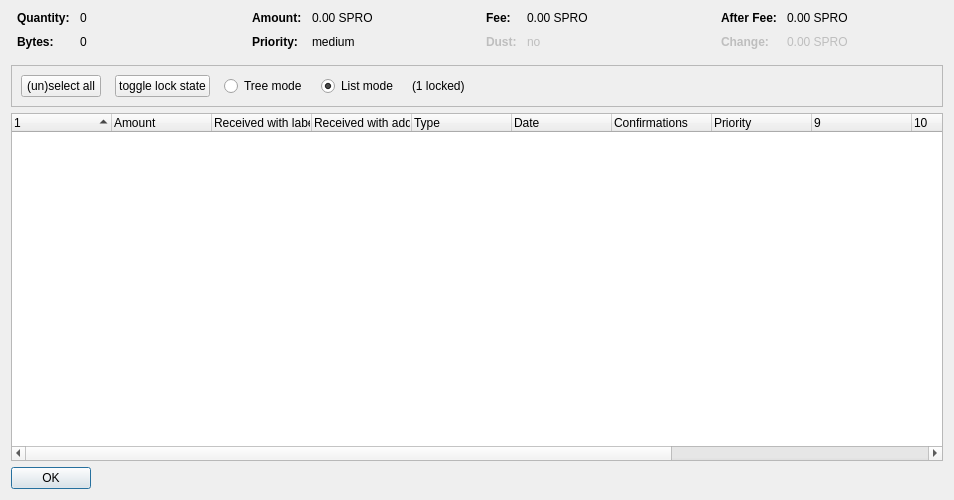
Above: src/qt/forms/coincontroldialog.ui from SproutsOrigins/Sprouts-Origins before the change. Below: the same form after it.
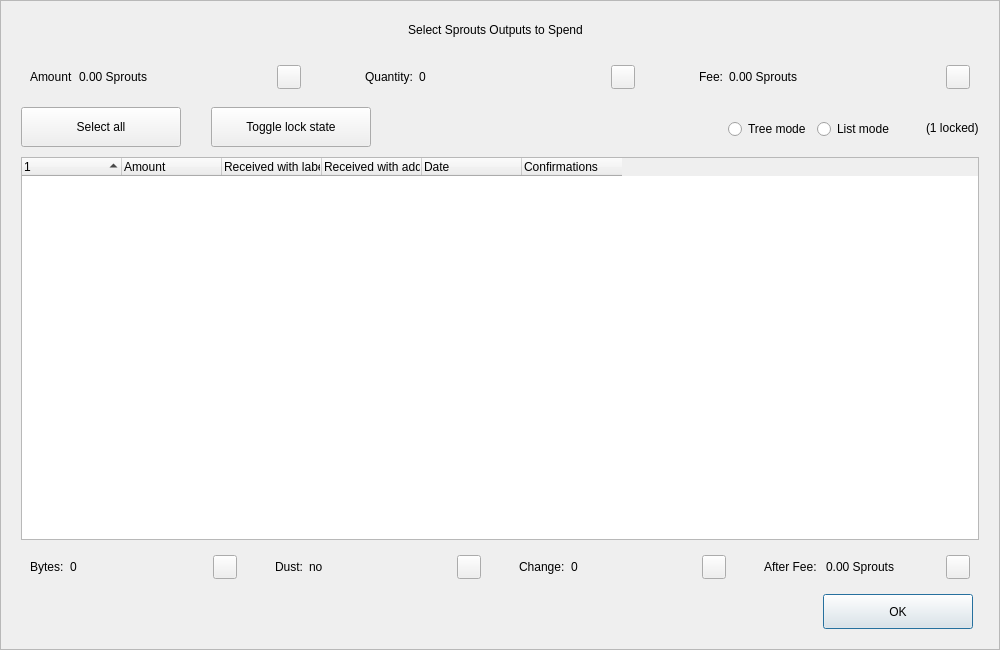
That is the form after the change. Custom widgets are drawn as their Qt base class.

What changed in the file:
```diff
--- a/src/qt/forms/coincontroldialog.ui
+++ b/src/qt/forms/coincontroldialog.ui
@@ -6,50 +6,204 @@
    <rect>
     <x>0</x>
     <y>0</y>
-    <width>954</width>
-    <height>500</height>
+    <width>1000</width>
+    <height>650</height>
    </rect>
   </property>
+  <property name="minimumSize">
+   <size>
+    <width>950</width>
+    <height>650</height>
+   </size>
+  </property>
   <property name="windowTitle">
    <string>Coin Selection</string>
   </property>
+  <property name="styleSheet">
+   <string notr="true"/>
+  </property>
   <layout class="QVBoxLayout" name="verticalLayout">
-   <item>
-    <layout class="QHBoxLayout" name="horizontalLayoutTop" stretch="0,0,0,0">
+   <property name="spacing">
+    <number>0</number>
+   </property>
+   <property name="leftMargin">
+    <number>0</number>
+   </property>
      <property name="topMargin">
       <number>0</number>
      </property>
+   <property name="rightMargin">
+    <number>0</number>
+   </property>
      <property name="bottomMargin">
-      <number>10</number>
+    <number>0</number>
      </property>
      <item>
-      <layout class="QFormLayout" name="formLayoutCoinControl1">
-       <property name="horizontalSpacing">
-        <number>10</number>
-       </property>
-       <property name="verticalSpacing">
-        <number>10</number>
-       </property>
+    <widget class="QFrame" name="frameContainer">
+     <property name="toolTipDuration">
+      <number>0</number>
+     </property>
+     <property name="frameShape">
+      <enum>QFrame::StyledPanel</enum>
+     </property>
+     <property name="frameShadow">
+      <enum>QFrame::Raised</enum>
+     </property>
+     <layout class="QVBoxLayout" name="verticalLayout_2">
        <property name="leftMargin">
-        <number>6</number>
+       <number>0</number>
        </property>
        <property name="rightMargin">
-        <number>6</number>
-       </property>
-       <item row="0" column="0">
+       <number>0</number>
+      </property>
+      <property name="bottomMargin">
+       <number>20</number>
+      </property>
+      <item>
+       <layout class="QHBoxLayout" name="horizontalLayout_12">
+        <property name="spacing">
+         <number>0</number>
+        </property>
+        <property name="leftMargin">
+         <number>20</number>
+        </property>
+        <property name="rightMargin">
+         <number>30</number>
+        </property>
+        <item>
+         <spacer name="horizontalSpacer_4">
+          <property name="orientation">
+           <enum>Qt::Horizontal</enum>
+          </property>
+          <property name="sizeHint" stdset="0">
+           <size>
+            <width>40</width>
+            <height>20</height>
+           </size>
+          </property>
+         </spacer>
+        </item>
+        <item>
+         <widget class="QLabel" name="labelTitle">
+          <property name="minimumSize">
+           <size>
+            <width>0</width>
+            <height>40</height>
+           </size>
+          </property>
+          <property name="maximumSize">
+           <size>
+            <width>16777215</width>
+            <height>40</height>
+           </size>
+          </property>
+          <property name="text">
+           <string>Select Sprouts Outputs to Spend</string>
+          </property>
+          <property name="alignment">
+           <set>Qt::AlignCenter</set>
+          </property>
+          <property name="margin">
+           <number>7</number>
+          </property>
+         </widget>
+        </item>
+        <item>
+         <spacer name="horizontalSpacer_5">
+          <property name="orientation">
+           <enum>Qt::Horizontal</enum>
+          </property>
+          <property name="sizeHint" stdset="0">
+           <size>
+            <width>40</width>
+            <height>20</height>
+           </size>
+          </property>
+         </spacer>
+        </item>
+       </layout>
+      </item>
+      <item>
+       <layout class="QHBoxLayout" name="horizontalLayout_8">
+        <property name="leftMargin">
+         <number>20</number>
+        </property>
+        <property name="rightMargin">
+         <number>20</number>
+        </property>
+        <item>
+         <widget class="QWidget" name="layoutAmount" native="true">
+          <layout class="QHBoxLayout" name="horizontalLayout_9" stretch="0,1,0">
+           <item>
+            <widget class="QLabel" name="labelCoinControlAmountText">
+             <property name="text">
+              <string>Amount</string>
+             </property>
+            </widget>
+           </item>
+           <item>
+            <widget class="QLabel" name="labelCoinControlAmount">
+             <property name="text">
+              <string>0.00 Sprouts</string>
+             </property>
+            </widget>
+           </item>
+           <item alignment="Qt::AlignHCenter|Qt::AlignVCenter">
+            <widget class="QPushButton" name="pushButtonAmount">
+             <property name="minimumSize">
+              <size>
+               <width>0</width>
+               <height>24</height>
+              </size>
+             </property>
+             <property name="maximumSize">
+              <size>
+               <width>24</width>
+               <height>26</height>
+              </size>
+             </property>
+             <property name="focusPolicy">
+              <enum>Qt::NoFocus</enum>
+             </property>
+             <property name="styleSheet">
+              <string notr="true">padding-bottom:2px;
+padding-right:4px;</string>
+             </property>
+             <property name="text">
+              <string/>
+             </property>
+            </widget>
+           </item>
+          </layout>
+         </widget>
+        </item>
+        <item>
+         <spacer name="horizontalSpacer_2">
+          <property name="orientation">
+           <enum>Qt::Horizontal</enum>
+          </property>
+          <property name="sizeType">
+           <enum>QSizePolicy::Fixed</enum>
+          </property>
+          <property name="sizeHint" stdset="0">
+           <size>
+            <width>40</width>
+            <height>20</height>
+           </size>
+          </property>
+         </spacer>
+        </item>
+        <item>
+         <widget class="QWidget" name="layoutQuantity" native="true">
+          <layout class="QHBoxLayout" name="horizontalLayout_10" stretch="0,1,0">
+           <item>
         <widget class="QLabel" name="labelCoinControlQuantityText">
-         <property name="font">
-          <font>
-           <weight>75</weight>
-           <bold>true</bold>
-          </font>
-         </property>
          <property name="text">
           <string>Quantity:</string>
          </property>
         </widget>
        </item>
-       <item row="0" column="1">
+           <item>
         <widget class="QLabel" name="labelCoinControlQuantity">
          <property name="cursor">
           <cursorShape>IBeamCursor</cursorShape>
@@ -58,146 +212,66 @@
           <enum>Qt::ActionsContextMenu</enum>
          </property>
          <property name="text">
-          <string notr="true">0</string>
-         </property>
-         <property name="textInteractionFlags">
-          <set>Qt::LinksAccessibleByMouse|Qt::TextSelectableByKeyboard|Qt::TextSelectableByMouse</set>
-         </property>
-        </widget>
-       </item>
-       <item row="1" column="0">
-        <widget class="QLabel" name="labelCoinControlBytesText">
-         <property name="font">
-          <font>
-           <weight>75</weight>
-           <bold>true</bold>
-          </font>
-         </property>
-         <property name="text">
-          <string>Bytes:</string>
-         </property>
-        </widget>
-       </item>
-       <item row="1" column="1">
-        <widget class="QLabel" name="labelCoinControlBytes">
-         <property name="cursor">
-          <cursorShape>IBeamCursor</cursorShape>
-         </property>
-         <property name="contextMenuPolicy">
-          <enum>Qt::ActionsContextMenu</enum>
+              <string>0</string>
+             </property>
+            </widget>
+           </item>
+           <item alignment="Qt::AlignHCenter|Qt::AlignVCenter">
+            <widget class="QPushButton" name="pushButtonQuantity">
+             <property name="minimumSize">
+              <size>
+               <width>0</width>
+               <height>24</height>
+              </size>
+             </property>
+             <property name="maximumSize">
+              <size>
+               <width>24</width>
+               <height>26</height>
+              </size>
+             </property>
+             <property name="focusPolicy">
+              <enum>Qt::NoFocus</enum>
+             </property>
+             <property name="styleSheet">
+              <string notr="true">padding-bottom:2px;
+               padding-right:4px;</string>
          </property>
          <property name="text">
-          <string notr="true">0</string>
-         </property>
-         <property name="textInteractionFlags">
-          <set>Qt::LinksAccessibleByMouse|Qt::TextSelectableByKeyboard|Qt::TextSelectableByMouse</set>
-         </property>
+              <string/>
+             </property>
         </widget>
        </item>
       </layout>
+         </widget>
      </item>
      <item>
-      <layout class="QFormLayout" name="formLayoutCoinControl2">
-       <property name="horizontalSpacing">
-        <number>10</number>
-       </property>
-       <property name="verticalSpacing">
-        <number>10</number>
-       </property>
-       <property name="leftMargin">
-        <number>6</number>
-       </property>
-       <property name="rightMargin">
-        <number>6</number>
-       </property>
-       <item row="0" column="0">
-        <widget class="QLabel" name="labelCoinControlAmountText">
-         <property name="font">
-          <font>
-           <weight>75</weight>
-           <bold>true</bold>
-          </font>
-         </property>
-         <property name="text">
-          <string>Amount:</string>
-         </property>
-        </widget>
-       </item>
-       <item row="0" column="1">
-        <widget class="QLabel" name="labelCoinControlAmount">
-         <property name="cursor">
-          <cursorShape>IBeamCursor</cursorShape>
-         </property>
-         <property name="contextMenuPolicy">
-          <enum>Qt::ActionsContextMenu</enum>
-         </property>
-         <property name="text">
-          <string notr="true">0.00 SPRO</string>
-         </property>
-         <property name="textInteractionFlags">
-          <set>Qt::LinksAccessibleByMouse|Qt::TextSelectableByKeyboard|Qt::TextSelectableByMouse</set>
-         </property>
-        </widget>
-       </item>
-       <item row="1" column="0">
-        <widget class="QLabel" name="labelCoinControlPriorityText">
-         <property name="font">
-          <font>
-           <weight>75</weight>
-           <bold>true</bold>
-          </font>
-         </property>
-         <property name="text">
-          <string>Priority:</string>
-         </property>
-        </widget>
-       </item>
-       <item row="1" column="1">
-        <widget class="QLabel" name="labelCoinControlPriority">
-         <property name="cursor">
-          <cursorShape>IBeamCursor</cursorShape>
-         </property>
-         <property name="contextMenuPolicy">
-          <enum>Qt::ActionsContextMenu</enum>
-         </property>
-         <property name="text">
-          <string>medium</string>
-         </property>
-         <property name="textInteractionFlags">
-          <set>Qt::LinksAccessibleByMouse|Qt::TextSelectableByKeyboard|Qt::TextSelectableByMouse</set>
-         </property>
-        </widget>
-       </item>
-      </layout>
-     </item>
+         <spacer name="horizontalSpacer_22">
+          <property name="orientation">
+           <enum>Qt::Horizontal</enum>
+          </property>
+          <property name="sizeType">
+           <enum>QSizePolicy::Fixed</enum>
+          </property>
+          <property name="sizeHint" stdset="0">
+           <size>
+            <width>40</width>
+            <height>20</height>
+           </size>
+          </property>
+         </spacer>
+        </item>
      <item>
-      <layout class="QFormLayout" name="formLayoutCoinControl3">
-       <property name="horizontalSpacing">
-        <number>10</number>
-       </property>
-       <property name="verticalSpacing">
-        <number>10</number>
-       </property>
-       <property name="leftMargin">
-        <number>6</number>
-       </property>
-       <property name="rightMargin">
-        <number>6</number>
-       </property>
-       <item row="0" column="0">
+         <widget class="QWidget" name="layoutFee" native="true">
+          <layout class="QHBoxLayout" name="horizontalLayout_11" stretch="0,1,0">
+           <item>
         <widget class="QLabel" name="labelCoinControlFeeText">
-         <property name="font">
-          <font>
-           <weight>75</weight>
-           <bold>true</bold>
-          </font>
-         </property>
          <property name="text">
           <string>Fee:</string>
          </property>
         </widget>
        </item>
-       <item row="0" column="1">
+           <item>
         <widget class="QLabel" name="labelCoinControlFee">
          <property name="cursor">
           <cursorShape>IBeamCursor</cursorShape>
@@ -206,129 +280,38 @@
           <enum>Qt::ActionsContextMenu</enum>
          </property>
          <property name="text">
-          <string notr="true">0.00 SPRO</string>
-         </property>
-         <property name="textInteractionFlags">
-          <set>Qt::LinksAccessibleByMouse|Qt::TextSelectableByKeyboard|Qt::TextSelectableByMouse</set>
-         </property>
-        </widget>
-       </item>
-       <item row="1" column="0">
-        <widget class="QLabel" name="labelCoinControlLowOutputText">
-         <property name="enabled">
-          <bool>false</bool>
-         </property>
-         <property name="font">
-          <font>
-           <weight>75</weight>
-           <bold>true</bold>
-          </font>
-         </property>
-         <property name="text">
-          <string>Dust:</string>
-         </property>
-        </widget>
-       </item>
-       <item row="1" column="1">
-        <widget class="QLabel" name="labelCoinControlLowOutput">
-         <property name="enabled">
-          <bool>false</bool>
-         </property>
-         <property name="cursor">
-          <cursorShape>IBeamCursor</cursorShape>
-         </property>
-         <property name="contextMenuPolicy">
-          <enum>Qt::ActionsContextMenu</enum>
-         </property>
+              <string>0.00 Sprouts</string>
+             </property>
+            </widget>
+           </item>
+           <item alignment="Qt::AlignHCenter|Qt::AlignVCenter">
+            <widget class="QPushButton" name="pushButtonFee">
+             <property name="minimumSize">
+              <size>
+               <width>0</width>
+               <height>24</height>
+              </size>
+             </property>
+             <property name="maximumSize">
+              <size>
+               <width>24</width>
+               <height>26</height>
+              </size>
+             </property>
+             <property name="focusPolicy">
+              <enum>Qt::NoFocus</enum>
+             </property>
+             <property name="styleSheet">
+              <string notr="true">padding-bottom:2px;
+               padding-right:4px;</string>
+             </property>
          <property name="text">
-          <string>no</string>
-         </property>
-         <property name="textInteractionFlags">
-          <set>Qt::LinksAccessibleByMouse|Qt::TextSelectableByKeyboard|Qt::TextSelectableByMouse</set>
-         </property>
+              <string/>
+             </property>
         </widget>
        </item>
       </layout>
-     </item>
-     <item>
-      <layout class="QFormLayout" name="formLayoutCoinControl4">
-       <property name="horizontalSpacing">
-        <number>10</number>
-       </property>
-       <property name="verticalSpacing">
-        <number>10</number>
-       </property>
-       <property name="leftMargin">
-        <number>6</number>
-       </property>
-       <property name="rightMargin">
-        <number>6</number>
-       </property>
-       <item row="0" column="0">
-        <widget class="QLabel" name="labelCoinControlAfterFeeText">
-         <property name="font">
-          <font>
-           <weight>75</weight>
-           <bold>true</bold>
-          </font>
-         </property>
-         <property name="text">
-          <string>After Fee:</string>
-         </property>
-        </widget>
-       </item>
-       <item row="0" column="1">
-        <widget class="QLabel" name="labelCoinControlAfterFee">
-         <property name="cursor">
-          <cursorShape>IBeamCursor</cursorShape>
-         </property>
-         <property name="contextMenuPolicy">
-          <enum>Qt::ActionsContextMenu</enum>
-         </property>
-         <property name="text">
-          <string notr="true">0.00 SPRO</string>
-         </property>
-         <property name="textInteractionFlags">
-          <set>Qt::LinksAccessibleByMouse|Qt::TextSelectableByKeyboard|Qt::TextSelectableByMouse</set>
-         </property>
-        </widget>
-       </item>
-       <item row="1" column="0">
-        <widget class="QLabel" name="labelCoinControlChangeText">
-         <property name="enabled">
-          <bool>false</bool>
-         </property>
-         <property name="font">
-          <font>
-           <weight>75</weight>
-           <bold>true</bold>
-          </font>
-         </property>
-         <property name="text">
-          <string>Change:</string>
-         </property>
-        </widget>
-       </item>
-       <item row="1" column="1">
-        <widget class="QLabel" name="labelCoinControlChange">
-         <property name="enabled">
-          <bool>false</bool>
-         </property>
-         <property name="cursor">
-          <cursorShape>IBeamCursor</cursorShape>
-         </property>
-         <property name="contextMenuPolicy">
-          <enum>Qt::ActionsContextMenu</enum>
-         </property>
-         <property name="text">
-          <string notr="true">0.00 SPRO</string>
-         </property>
-         <property name="textInteractionFlags">
-          <set>Qt::LinksAccessibleByMouse|Qt::TextSelectableByKeyboard|Qt::TextSelectableByMouse</set>
-         </property>
-        </widget>
-       </item>
-      </layout>
+         </widget>
      </item>
     </layout>
    </item>
@@ -340,6 +323,11 @@
        <height>40</height>
       </size>
      </property>
+        <property name="styleSheet">
+         <string notr="true">#frame {
+	border:0;
+}</string>
+        </property>
      <property name="frameShape">
       <enum>QFrame::StyledPanel</enum>
      </property>
@@ -347,10 +335,25 @@
       <enum>QFrame::Sunken</enum>
      </property>
      <layout class="QHBoxLayout" name="horizontalLayout">
+         <property name="spacing">
+          <number>0</number>
+         </property>
+         <property name="leftMargin">
+          <number>20</number>
+         </property>
+         <property name="topMargin">
+          <number>0</number>
+         </property>
+         <property name="rightMargin">
+          <number>20</number>
+         </property>
+         <property name="bottomMargin">
+          <number>0</number>
+         </property>
       <item>
        <layout class="QHBoxLayout" name="horizontalLayoutPanel" stretch="0,0,0,0,0,0">
         <property name="spacing">
-         <number>14</number>
+            <number>20</number>
         </property>
         <item>
          <widget class="QPushButton" name="pushButtonSelectAll">
@@ -360,14 +363,51 @@
             <verstretch>0</verstretch>
            </sizepolicy>
           </property>
+             <property name="minimumSize">
+              <size>
+               <width>160</width>
+               <height>40</height>
+              </size>
+             </property>
+             <property name="maximumSize">
+              <size>
+               <width>16777215</width>
+               <height>40</height>
+              </size>
+             </property>
           <property name="text">
-           <string>(un)select all</string>
+              <string>Select all</string>
+             </property>
+             <property name="checkable">
+              <bool>true</bool>
+             </property>
+             <property name="checked">
+              <bool>false</bool>
+             </property>
+             <property name="autoExclusive">
+              <bool>false</bool>
           </property>
           <property name="autoDefault">
            <bool>false</bool>
           </property>
          </widget>
         </item>
+           <item>
+            <spacer name="horizontalSpacer_6">
+             <property name="orientation">
+              <enum>Qt::Horizontal</enum>
+             </property>
+             <property name="sizeType">
+              <enum>QSizePolicy::Fixed</enum>
+             </property>
+             <property name="sizeHint" stdset="0">
+              <size>
+               <width>10</width>
+               <height>20</height>
+              </size>
+             </property>
+            </spacer>
+           </item>
         <item>
          <widget class="QPushButton" name="pushButtonToggleLock">
           <property name="sizePolicy">
@@ -376,14 +416,60 @@
             <verstretch>0</verstretch>
            </sizepolicy>
           </property>
+             <property name="minimumSize">
+              <size>
+               <width>160</width>
+               <height>40</height>
+              </size>
+             </property>
+             <property name="maximumSize">
+              <size>
+               <width>16777215</width>
+               <height>40</height>
+              </size>
+             </property>
           <property name="text">
-           <string>toggle lock state</string>
+              <string>Toggle lock state</string>
+             </property>
+             <property name="checkable">
+              <bool>true</bool>
+             </property>
+             <property name="autoExclusive">
+              <bool>false</bool>
           </property>
           <property name="autoDefault">
            <bool>false</bool>
           </property>
          </widget>
         </item>
+           <item>
+            <spacer name="horizontalSpacer_7">
+             <property name="orientation">
+              <enum>Qt::Horizontal</enum>
+             </property>
+             <property name="sizeType">
+              <enum>QSizePolicy::Expanding</enum>
+             </property>
+             <property name="sizeHint" stdset="0">
+              <size>
+               <width>30</width>
+               <height>20</height>
+              </size>
+             </property>
+            </spacer>
+           </item>
+           <item alignment="Qt::AlignRight">
+            <widget class="QGroupBox" name="groupBox_2">
+             <property name="styleSheet">
+              <string notr="true">#groupBox_2 {
+    background-color:transparent;
+    border-radius:0;
+}</string>
+             </property>
+             <property name="title">
+              <string/>
+             </property>
+             <layout class="QHBoxLayout" name="horizontalLayout_14">
         <item>
          <widget class="QRadioButton" name="radioTreeMode">
           <property name="sizePolicy">
@@ -409,8 +495,11 @@
            <string>List mode</string>
           </property>
           <property name="checked">
-           <bool>true</bool>
-          </property>
+                 <bool>false</bool>
+                </property>
+               </widget>
+              </item>
+             </layout>
          </widget>
         </item>
         <item>
@@ -420,34 +509,32 @@
           </property>
          </widget>
         </item>
-        <item>
-         <spacer name="horizontalSpacer">
-          <property name="orientation">
-           <enum>Qt::Horizontal</enum>
-          </property>
-          <property name="sizeHint" stdset="0">
-           <size>
-            <width>40</width>
-            <height>20</height>
-           </size>
-          </property>
-         </spacer>
-        </item>
        </layout>
       </item>
      </layout>
     </widget>
    </item>
+      <item>
+       <layout class="QHBoxLayout" name="horizontalLayout_13">
+        <property name="leftMargin">
+         <number>20</number>
+        </property>
+        <property name="rightMargin">
+         <number>20</number>
+        </property>
    <item>
     <widget class="CoinControlTreeWidget" name="treeWidget">
      <property name="contextMenuPolicy">
       <enum>Qt::CustomContextMenu</enum>
      </property>
+          <property name="styleSheet">
+           <string notr="true"/>
+          </property>
      <property name="sortingEnabled">
       <bool>false</bool>
      </property>
      <property name="columnCount">
-      <number>13</number>
+           <number>6</number>
      </property>
      <attribute name="headerShowSortIndicator" stdset="0">
       <bool>true</bool>
@@ -477,11 +564,6 @@
      </column>
      <column>
       <property name="text">
-	<string>Type</string>
-      </property>
-     </column>
-     <column>
-      <property name="text">	 
        <string>Date</string>
       </property>
      </column>
@@ -493,52 +575,247 @@
        <string>Confirmed</string>
       </property>
      </column>
-     <column>
+         </widget>
+        </item>
+       </layout>
+      </item>
+      <item>
+       <layout class="QHBoxLayout" name="horizontalLayout_3">
+        <property name="spacing">
+         <number>20</number>
+        </property>
+        <property name="leftMargin">
+         <number>20</number>
+        </property>
+        <property name="rightMargin">
+         <number>20</number>
+        </property>
+        <item>
+         <widget class="QWidget" name="layoutBytes" native="true">
+          <layout class="QHBoxLayout" name="horizontalLayout_4" stretch="0,1,0">
+           <item>
+            <widget class="QLabel" name="labelCoinControlBytesText">
       <property name="text">
-       <string>Priority</string>
-      </property>
-     </column>
-     <column>
+              <string>Bytes:</string>
+             </property>
+            </widget>
+           </item>
+           <item>
+            <widget class="QLabel" name="labelCoinControlBytes">
       <property name="text">
-       <string/>
-      </property>
-     </column>
-     <column>
+              <string>0</string>
+             </property>
+            </widget>
+           </item>
+           <item alignment="Qt::AlignHCenter|Qt::AlignVCenter">
+            <widget class="QPushButton" name="pushButtonBytes">
+             <property name="minimumSize">
+              <size>
+               <width>0</width>
+               <height>24</height>
+              </size>
+             </property>
+             <property name="maximumSize">
+              <size>
+               <width>24</width>
+               <height>26</height>
+              </size>
+             </property>
+             <property name="focusPolicy">
+              <enum>Qt::NoFocus</enum>
+             </property>
+             <property name="styleSheet">
+              <string notr="true">padding-bottom:2px;
+               padding-right:4px;</string>
+             </property>
       <property name="text">
        <string/>
       </property>
-     </column>
-     <column>
+            </widget>
+           </item>
+          </layout>
+         </widget>
+        </item>
+        <item>
+         <widget class="QWidget" name="layoutDust" native="true">
+          <layout class="QHBoxLayout" name="horizontalLayout_5" stretch="0,1,0">
+           <item>
+            <widget class="QLabel" name="labelCoinControlLowOutputText">
       <property name="text">
+              <string>Dust:</string>
+             </property>
+            </widget>
+           </item>
+           <item>
+            <widget class="QLabel" name="labelCoinControlLowOutput">
+             <property name="text">
+              <string>no</string>
+             </property>
+            </widget>
+           </item>
+           <item alignment="Qt::AlignHCenter|Qt::AlignVCenter">
+            <widget class="QPushButton" name="pushButtonDust">
+             <property name="minimumSize">
+              <size>
+               <width>0</width>
+               <height>24</height>
+              </size>
+             </property>
+             <property name="maximumSize">
+              <size>
+               <width>24</width>
+               <height>26</height>
+              </size>
+             </property>
+             <property name="focusPolicy">
+              <enum>Qt::NoFocus</enum>
+             </property>
+             <property name="styleSheet">
+              <string notr="true">padding-bottom:2px;
+               padding-right:4px;</string>
+             </property>
+             <property name="text">
        <string/>
       </property>
-     </column>
-     <column>
+            </widget>
+           </item>
+          </layout>
+         </widget>
+        </item>
+        <item>
+         <widget class="QWidget" name="layoutChange" native="true">
+          <layout class="QHBoxLayout" name="horizontalLayout_6" stretch="0,1,0">
+           <item>
+            <widget class="QLabel" name="labelCoinControlChangeText">
       <property name="text">
+              <string>Change:</string>
+             </property>
+            </widget>
+           </item>
+           <item>
+            <widget class="QLabel" name="labelCoinControlChange">
+             <property name="text">
+              <string>0</string>
+             </property>
+            </widget>
+           </item>
+           <item alignment="Qt::AlignHCenter|Qt::AlignVCenter">
+            <widget class="QPushButton" name="pushButtonChange">
+             <property name="minimumSize">
+              <size>
+               <width>0</width>
+               <height>24</height>
+              </size>
+             </property>
+             <property name="maximumSize">
+              <size>
+               <width>24</width>
+               <height>26</height>
+              </size>
+             </property>
+             <property name="focusPolicy">
+              <enum>Qt::NoFocus</enum>
+             </property>
+             <property name="styleSheet">
+              <string notr="true">padding-bottom:2px;
+               padding-right:4px;</string>
+             </property>
+             <property name="text">
        <string/>
       </property>
-     </column>
-     <column>
+            </widget>
+           </item>
+          </layout>
+         </widget>
+        </item>
+        <item>
+         <widget class="QWidget" name="layoutAfter" native="true">
+          <layout class="QHBoxLayout" name="horizontalLayout_7" stretch="0,1,0">
+           <item>
+            <widget class="QLabel" name="labelCoinControlAfterFeeText">
       <property name="text">
+              <string>After Fee: </string>
+             </property>
+            </widget>
+           </item>
+           <item>
+            <widget class="QLabel" name="labelCoinControlAfterFee">
+             <property name="text">
+              <string>0.00 Sprouts</string>
+             </property>
+            </widget>
+           </item>
+           <item alignment="Qt::AlignHCenter|Qt::AlignVCenter">
+            <widget class="QPushButton" name="pushButtonAlterFee">
+             <property name="minimumSize">
+              <size>
+               <width>0</width>
+               <height>24</height>
+              </size>
+             </property>
+             <property name="maximumSize">
+              <size>
+               <width>24</width>
+               <height>26</height>
+              </size>
+             </property>
+             <property name="focusPolicy">
+              <enum>Qt::NoFocus</enum>
+             </property>
+             <property name="styleSheet">
+              <string notr="true">padding-bottom:2px;
+               padding-right:4px;</string>
+             </property>
+             <property name="text">
        <string/>
       </property>
-     </column>
-    </widget>
-   </item>
+            </widget>
+           </item>
+          </layout>
+         </widget>
+        </item>
+       </layout>
+      </item>
    <item>
-    <widget class="QDialogButtonBox" name="buttonBox">
-     <property name="sizePolicy">
-      <sizepolicy hsizetype="Maximum" vsizetype="Fixed">
-       <horstretch>0</horstretch>
-       <verstretch>0</verstretch>
-      </sizepolicy>
-     </property>
+       <layout class="QHBoxLayout" name="horizontalLayout_2">
+        <property name="spacing">
+         <number>0</number>
+        </property>
+        <property name="leftMargin">
+         <number>20</number>
+        </property>
+        <property name="rightMargin">
+         <number>26</number>
+        </property>
+        <item>
+         <spacer name="horizontalSpacer_3">
      <property name="orientation">
       <enum>Qt::Horizontal</enum>
      </property>
-     <property name="standardButtons">
-      <set>QDialogButtonBox::Ok</set>
-     </property>
+          <property name="sizeHint" stdset="0">
+           <size>
+            <width>558</width>
+            <height>20</height>
+           </size>
+          </property>
+         </spacer>
+        </item>
+        <item>
+         <widget class="QPushButton" name="pushButtonOk">
+          <property name="minimumSize">
+           <size>
+            <width>150</width>
+            <height>35</height>
+           </size>
+          </property>
+          <property name="text">
+           <string>OK</string>
+          </property>
+         </widget>
+        </item>
+       </layout>
+      </item>
+     </layout>
     </widget>
    </item>
   </layout>
```
Left out of the diff: 12 changed lines with no effect on the pictures. Lines whose indentation alone changed are shown as unchanged.
